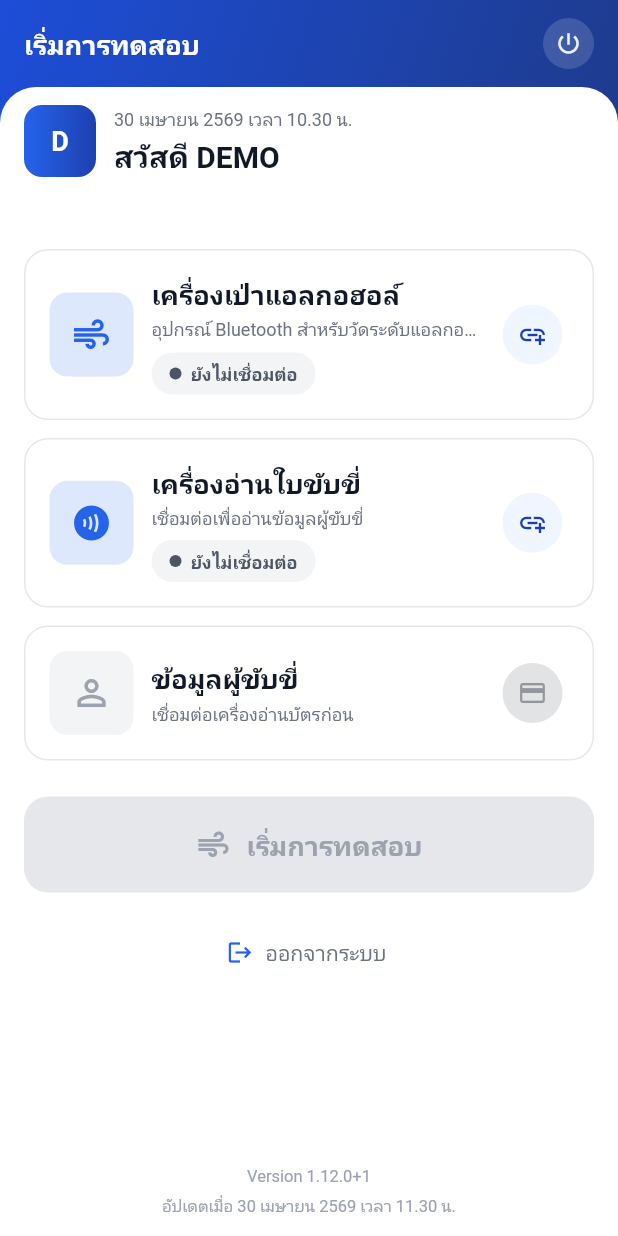
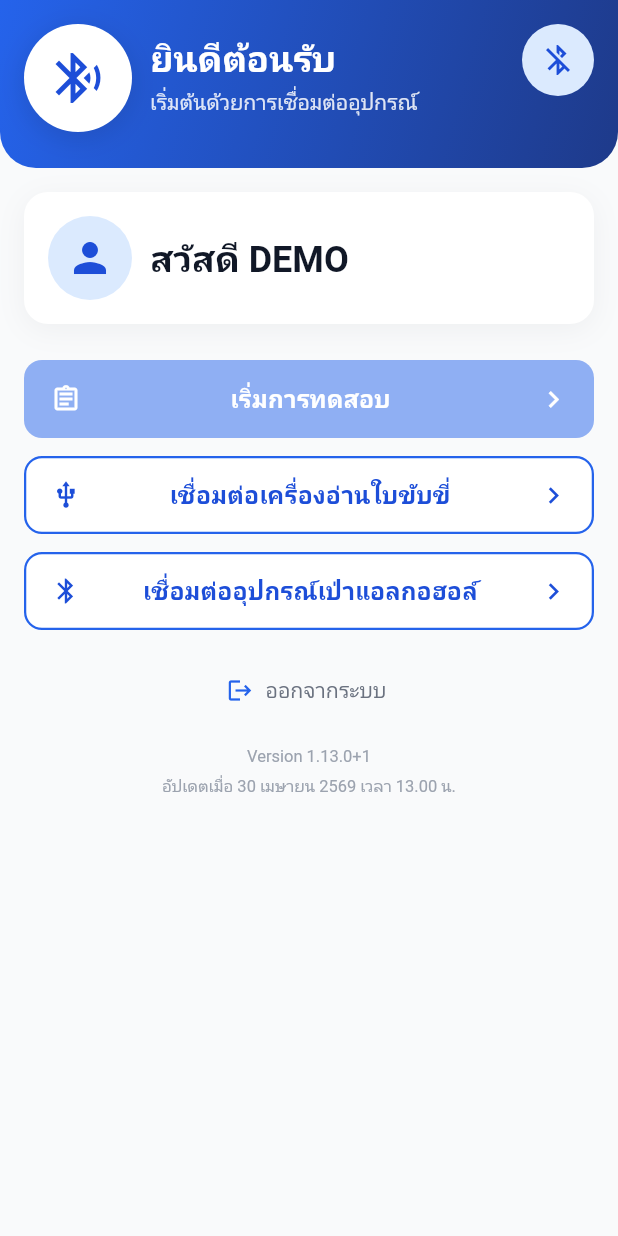
Before and after one commit to izzabellerina/flutter-alcohol-detector, a Flutter app: the HomeScreen screen opened by its route, on a phone screen of 412 x 824 dp. Run offline on Flutter 3.47's test engine with Material 3 defaults, Android fonts, the phone set to English and light mode, and no system bars; drawn by our look-alikes of flutter_animate; our stand-ins replace go_router, google_fonts, package_info_plus, shimmer; Roboto replaces fonts that are missing (Sarabun).

Commit message:
30/04/69 Phase UI-6C - Apply Design to HomeScreen
ยกเครื่อง HomeScreen ตาม Design Update 2026-04-30:

- ใช้ SuccessHeader ที่บนสุด (gradient น้ำเงิน + ไอคอนวงกลม
  + title + subtitle + BluetoothStatusIndicator มุมขวา)
- Header content เปลี่ยน dynamically ตามสถานะ:
  - Driver confirmed + alcohol connected → "พร้อมเริ่มการทดสอบ"
  - มีเครื่องเชื่อมต่อบ้าง → "เชื่อมต่ออุปกรณ์สำเร็จ"
  - ยังไม่มีอะไรเชื่อม → "ยินดีต้อนรับ"
- ใช้ UserCard แทน _DriverCard เดิม
- ปุ่มใช้ AppButton กับ showChevron: true ทั้งหมด:
  - เริ่มการทดสอบ (primary)
  - Card reader action (outlinePrimary, ปรับตาม state)
  - Alcohol device (outlinePrimary/outlineDanger ตาม state)
- ConnectedDeviceCard ใต้ปุ่มเมื่อเชื่อมเครื่องเป่าแล้ว
- คง staggered entrance animations จาก UI-5

หน้าจออื่น (Auth/Test/DriverConfirm) ใช้ palette ใหม่อยู่แล้ว
จาก UI-6A — ไม่ต้องแก้เพิ่ม

บัมป์ pubspec → 1.13.0+1 + อัปเดต versionUpdatedAt
อัปเดต CHANGELOG เป็น 1.13.0

Co-Authored-By: Claude Opus 4.7 (1M context) <noreply@anthropic.com>

```diff
--- a/lib/screens/home/home_screen.dart
+++ b/lib/screens/home/home_screen.dart
@@ -8,14 +8,13 @@ import '../../core/theme/app_colors.dart';
 import '../../core/theme/app_radius.dart';
 import '../../core/theme/app_spacing.dart';
 import '../../core/theme/app_text_styles.dart';
-import '../../models/device_models.dart';
 import '../../routes/app_routes.dart';
 import '../../services/card_reader_service.dart';
-import '../../widgets/common/app_card.dart';
-import '../../widgets/common/app_header.dart';
-import '../../widgets/common/app_scaffold.dart';
-import '../../widgets/common/shimmer_box.dart';
-import '../../widgets/common/status_badge.dart';
+import '../../widgets/common/app_buttons.dart';
+import '../../widgets/common/app_footer.dart';
+import '../../widgets/common/connected_device_card.dart';
+import '../../widgets/common/success_header.dart';
+import '../../widgets/common/user_card.dart';
 
 class HomeScreen extends StatelessWidget {
   const HomeScreen({super.key});
@@ -37,43 +36,95 @@ class HomeScreen extends StatelessWidget {
     final driver = controller.confirmedDriver;
     final cardError = controller.cardReadError;
 
-    return AppScaffold(
-      header: AppHeader(
-        greetingName: 'DEMO',
-        licenseNumber: driver?.maskedLicenseNumber,
-        deviceId: alcohol.device?.id,
-      ),
-      body: Column(
+    final headerState = _resolveHeaderState(
+      alcoholConnected: alcohol.isConnected,
+      cardReaderConnected: cardReader.isConnected,
+      driverConfirmed: driver != null,
+    );
+
+    return Scaffold(
+      backgroundColor: AppColors.surface,
+      body: SafeArea(
+        top: false,
+        child: SingleChildScrollView(
+          padding: EdgeInsets.zero,
+          child: Column(
             crossAxisAlignment: CrossAxisAlignment.stretch,
             children: [
-          const SizedBox(height: AppSpacing.lg),
-          _DeviceCard(
-            title: 'เครื่องเป่าแอลกอฮอล์',
-            description: alcohol.device?.name ?? 'อุปกรณ์ Bluetooth สำหรับวัดระดับแอลกอฮอล์',
-            icon: Icons.air,
-            iconBg: AppColors.primary500,
-            state: alcohol,
+              SuccessHeader(
+                title: headerState.title,
+                subtitle: headerState.subtitle,
+                icon: headerState.icon,
+                iconColor: headerState.iconColor,
+                trailing: BluetoothStatusIndicator(
+                  connected: alcohol.isConnected,
+                ),
+              ),
+              Padding(
+                padding: const EdgeInsets.fromLTRB(
+                  AppSpacing.lg,
+                  AppSpacing.lg,
+                  AppSpacing.lg,
+                  AppSpacing.lg,
+                ),
+                child: Column(
+                  crossAxisAlignment: CrossAxisAlignment.stretch,
+                  children: [
+                    UserCard(
+                      greetingName: 'DEMO',
+                      licenseNumber:
+                          driver?.maskedLicenseNumber,
+                    ).animate().fadeIn(duration: 320.ms).slideY(
+                          begin: 0.08,
+                          curve: Curves.easeOutCubic,
+                        ),
+                    const SizedBox(height: AppSpacing.xl),
+                    AppButton.primary(
+                      label: 'เริ่มการทดสอบ',
+                      icon: Icons.assignment_outlined,
+                      showChevron: true,
+                      onPressed: controller.isReadyForTest
+                          ? () => context.push(AppRoutes.testReady)
+                          : null,
+                    ).animate(delay: 80.ms).fadeIn(duration: 320.ms).slideY(
+                          begin: 0.08,
+                          curve: Curves.easeOutCubic,
+                        ),
+                    const SizedBox(height: AppSpacing.md),
+                    _CardReaderActionButton(
+                      isCardReaderConnected: cardReader.isConnected,
+                      isReadingCard: controller.isReadingCard,
+                      isConnecting: cardReader.isConnecting,
+                      onConnect: controller.connectCardReader,
+                      onDisconnect: controller.disconnectCardReader,
+                      onRead: () => _readCard(context),
+                    ).animate(delay: 160.ms).fadeIn(duration: 320.ms).slideY(
+                          begin: 0.08,
+                          curve: Curves.easeOutCubic,
+                        ),
+                    const SizedBox(height: AppSpacing.md),
+                    _AlcoholDeviceButton(
+                      isConnected: alcohol.isConnected,
+                      isConnecting: alcohol.isConnecting,
                       onConnect: controller.connectAlcoholDevice,
                       onDisconnect: controller.disconnectAlcoholDevice,
-          ).animate().fadeIn(duration: 320.ms).slideY(begin: 0.1, curve: Curves.easeOutCubic),
-          const SizedBox(height: AppSpacing.md),
-          _DeviceCard(
-            title: 'เครื่องอ่านใบขับขี่',
-            description: cardReader.device?.name ?? 'เชื่อมต่อเพื่ออ่านข้อมูลผู้ขับขี่',
-            icon: Icons.contactless,
-            iconBg: AppColors.info600,
-            state: cardReader,
-            onConnect: controller.connectCardReader,
-            onDisconnect: controller.disconnectCardReader,
-          ).animate(delay: 80.ms).fadeIn(duration: 320.ms).slideY(begin: 0.1, curve: Curves.easeOutCubic),
-          const SizedBox(height: AppSpacing.md),
-          _DriverCard(
-            isCardReaderConnected: cardReader.isConnected,
-            isReadingCard: controller.isReadingCard,
-            driver: driver,
-            onReadCard: () => _readCard(context),
-            onResetDriver: controller.rejectDriver,
-          ).animate(delay: 160.ms).fadeIn(duration: 320.ms).slideY(begin: 0.1, curve: Curves.easeOutCubic),
+                    ).animate(delay: 240.ms).fadeIn(duration: 320.ms).slideY(
+                          begin: 0.08,
+                          curve: Curves.easeOutCubic,
+                        ),
+                    if (alcohol.isConnected &&
+                        alcohol.device != null) ...[
+                      const SizedBox(height: AppSpacing.lg),
+                      ConnectedDeviceCard(
+                        deviceId: alcohol.device!.id,
+                        connected: true,
+                      ).animate(delay: 320.ms)
+                          .fadeIn(duration: 320.ms)
+                          .slideY(
+                            begin: 0.08,
+                            curve: Curves.easeOutCubic,
+                          ),
+                    ],
                     if (cardError != null) ...[
                       const SizedBox(height: AppSpacing.md),
                       _CardReadErrorBanner(
@@ -82,13 +133,8 @@ class HomeScreen extends StatelessWidget {
                         onDismiss: controller.clearCardReadError,
                       ),
                     ],
-          const SizedBox(height: AppSpacing.xl),
-          _StartTestButton(
-            enabled: controller.isReadyForTest,
-            onPressed: () => context.push(AppRoutes.testReady),
-          ),
                     if (alcohol.hasError) ...[
-            const SizedBox(height: AppSpacing.lg),
+                      const SizedBox(height: AppSpacing.md),
                       _ErrorBanner(message: alcohol.errorMessage ?? ''),
                     ],
                     const SizedBox(height: AppSpacing.lg),
@@ -104,102 +150,103 @@ class HomeScreen extends StatelessWidget {
                         ),
                       ),
                     ),
+                    const AppFooter(),
                   ],
                 ),
+              ),
+            ],
+          ),
+        ),
+      ),
+    );
+  }
+
+  _HeaderState _resolveHeaderState({
+    required bool alcoholConnected,
+    required bool cardReaderConnected,
+    required bool driverConfirmed,
+  }) {
+    if (driverConfirmed && alcoholConnected) {
+      return const _HeaderState(
+        title: 'พร้อมเริ่มการทดสอบ',
+        subtitle: 'อุปกรณ์ทั้งหมดพร้อมใช้งาน',
+        icon: Icons.check_rounded,
+      );
+    }
+    if (alcoholConnected || cardReaderConnected) {
+      return const _HeaderState(
+        title: 'เชื่อมต่ออุปกรณ์สำเร็จ',
+        subtitle: 'พร้อมใช้งานเครื่องอ่านใบขับขี่',
+        icon: Icons.check_rounded,
+      );
+    }
+    return const _HeaderState(
+      title: 'ยินดีต้อนรับ',
+      subtitle: 'เริ่มต้นด้วยการเชื่อมต่ออุปกรณ์',
+      icon: Icons.bluetooth_searching,
+      iconColor: AppColors.primary600,
     );
   }
 }
 
-class _DeviceCard extends StatelessWidget {
-  const _DeviceCard({
+class _HeaderState {
+  const _HeaderState({
     required this.title,
-    required this.description,
+    required this.subtitle,
     required this.icon,
-    required this.iconBg,
-    required this.state,
-    required this.onConnect,
-    required this.onDisconnect,
+    this.iconColor,
   });
 
   final String title;
-  final String description;
+  final String subtitle;
   final IconData icon;
-  final Color iconBg;
-  final DeviceState state;
+  final Color? iconColor;
+}
+
+/// ปุ่มจัดการเครื่องอ่านใบขับขี่ — เปลี่ยนตาม state:
+/// - ไม่เชื่อมต่อ: เชื่อมต่อ
+/// - เชื่อมต่อแล้ว ยังไม่ยืนยัน driver: รูดใบขับขี่ (primary)
+/// - เชื่อมต่อแล้ว: เลิกเชื่อมต่อเครื่องอ่านใบขับขี่
+class _CardReaderActionButton extends StatelessWidget {
+  const _CardReaderActionButton({
+    required this.isCardReaderConnected,
+    required this.isReadingCard,
+    required this.isConnecting,
+    required this.onConnect,
+    required this.onDisconnect,
+    required this.onRead,
+  });
+
+  final bool isCardReaderConnected;
+  final bool isReadingCard;
+  final bool isConnecting;
   final VoidCallback onConnect;
   final VoidCallback onDisconnect;
-
-  StatusVariant get _variant {
-    if (state.isConnected) return StatusVariant.success;
-    if (state.isConnecting) return StatusVariant.info;
-    if (state.hasError) return StatusVariant.danger;
-    return StatusVariant.neutral;
-  }
-
-  String get _statusLabel {
-    if (state.isConnected) return 'เชื่อมต่อแล้ว';
-    if (state.isConnecting) return 'กำลังเชื่อมต่อ';
-    if (state.hasError) return 'ขัดข้อง';
-    return 'ยังไม่เชื่อมต่อ';
-  }
+  final VoidCallback onRead;
 
   @override
   Widget build(BuildContext context) {
-    return AppCard(
-      child: Row(
-        children: [
-          Container(
-            width: 56,
-            height: 56,
-            decoration: BoxDecoration(
-              color: iconBg.withValues(alpha: state.isConnected ? 1.0 : 0.15),
-              borderRadius: AppRadius.all(AppRadius.md),
-            ),
-            alignment: Alignment.center,
-            child: Icon(
-              icon,
-              size: 28,
-              color: state.isConnected ? Colors.white : iconBg,
-            ),
-          ),
-          const SizedBox(width: AppSpacing.md),
-          Expanded(
-            child: Column(
-              crossAxisAlignment: CrossAxisAlignment.start,
-              children: [
-                Text(title, style: AppTextStyles.headingSmall),
-                const SizedBox(height: 2),
-                if (state.isConnecting)
-                  const ShimmerBox(width: 140, height: 12)
-                else
-                  Text(
-                    state.device?.id ?? description,
-                    style: AppTextStyles.bodySmall.copyWith(
-                      color: AppColors.textSecondary,
-                    ),
-                    maxLines: 1,
-                    overflow: TextOverflow.ellipsis,
-                  ),
-                const SizedBox(height: AppSpacing.xs + 2),
-                StatusBadge(label: _statusLabel, variant: _variant),
-              ],
-            ),
-          ),
-          const SizedBox(width: AppSpacing.sm),
-          _ConnectAction(
-            isConnected: state.isConnected,
-            isConnecting: state.isConnecting,
-            onConnect: onConnect,
-            onDisconnect: onDisconnect,
-          ),
-        ],
-      ),
+    if (!isCardReaderConnected) {
+      return AppButton.outlinePrimary(
+        label: isConnecting ? 'กำลังเชื่อมต่อ...' : 'เชื่อมต่อเครื่องอ่านใบขับขี่',
+        icon: Icons.usb,
+        showChevron: !isConnecting,
+        isLoading: isConnecting,
+        onPressed: isConnecting ? null : onConnect,
+      );
+    }
+    return AppButton.outlinePrimary(
+      label: isReadingCard ? 'กำลังอ่านบัตร...' : 'ดึงข้อมูลเครื่องอ่านใบขับขี่',
+      icon: Icons.download_rounded,
+      showChevron: !isReadingCard,
+      isLoading: isReadingCard,
+      onPressed: isReadingCard ? null : onRead,
     );
   }
 }
 
-class _ConnectAction extends StatelessWidget {
-  const _ConnectAction({
+class _AlcoholDeviceButton extends StatelessWidget {
+  const _AlcoholDeviceButton({
     required this.isConnected,
     required this.isConnecting,
     required this.onConnect,
@@ -213,268 +260,20 @@ class _ConnectAction extends StatelessWidget {
 
   @override
   Widget build(BuildContext context) {
-    if (isConnecting) {
-      return const SizedBox(
-        width: 36,
-        height: 36,
-        child: Center(
-          child: SizedBox(
-            width: 20,
-            height: 20,
-            child: CircularProgressIndicator(strokeWidth: 2),
-          ),
-        ),
+    if (isConnected) {
+      return AppButton.outlineDanger(
+        label: 'เลิกเชื่อมต่ออุปกรณ์',
+        icon: Icons.bluetooth_disabled,
+        showChevron: true,
+        onPressed: onDisconnect,
       );
     }
-    if (isConnected) {
-      return IconButton.filledTonal(
-        onPressed: onDisconnect,
-        icon: const Icon(Icons.link_off, size: 20),
-        color: AppColors.danger600,
-        tooltip: 'ตัดการเชื่อมต่อ',
-        style: IconButton.styleFrom(
-          backgroundColor: AppColors.danger50,
-        ),
-      );
-    }
-    return IconButton.filledTonal(
-      onPressed: onConnect,
-      icon: const Icon(Icons.add_link, size: 20),
-      color: AppColors.primary700,
-      tooltip: 'เชื่อมต่อ',
-      style: IconButton.styleFrom(
-        backgroundColor: AppColors.primary50,
-      ),
-    );
-  }
-}
-
-class _DriverCard extends StatelessWidget {
-  const _DriverCard({
-    required this.isCardReaderConnected,
-    required this.isReadingCard,
-    required this.driver,
-    required this.onReadCard,
-    required this.onResetDriver,
-  });
-
-  final bool isCardReaderConnected;
-  final bool isReadingCard;
-  final DriverInfo? driver;
-  final VoidCallback onReadCard;
-  final VoidCallback onResetDriver;
-
-  @override
-  Widget build(BuildContext context) {
-    if (driver != null) {
-      return AppCard(
-        child: Row(
-          children: [
-            _DriverAvatar(name: driver!.fullName),
-            const SizedBox(width: AppSpacing.md),
-            Expanded(
-              child: Column(
-                crossAxisAlignment: CrossAxisAlignment.start,
-                children: [
-                  Text(driver!.fullName, style: AppTextStyles.headingSmall),
-                  const SizedBox(height: 2),
-                  Text(
-                    'ใบขับขี่ ${driver!.maskedLicenseNumber}',
-                    style: AppTextStyles.bodySmall,
-                  ),
-                  const SizedBox(height: AppSpacing.xs + 2),
-                  const StatusBadge(
-                    label: 'ยืนยันแล้ว',
-                    variant: StatusVariant.success,
-                    icon: Icons.check,
-                  ),
-                ],
-              ),
-            ),
-            IconButton.filledTonal(
-              onPressed: onResetDriver,
-              icon: const Icon(Icons.swap_horiz, size: 20),
-              tooltip: 'รูดบัตรใหม่',
-              style: IconButton.styleFrom(
-                backgroundColor: AppColors.surfaceVariant,
-              ),
-            ),
-          ],
-        ),
-      );
-    }
-
-    final canRead = isCardReaderConnected && !isReadingCard;
-    return AppCard(
-      child: Row(
-        children: [
-          Container(
-            width: 56,
-            height: 56,
-            decoration: BoxDecoration(
-              color: AppColors.surfaceVariant,
-              borderRadius: AppRadius.all(AppRadius.md),
-            ),
-            alignment: Alignment.center,
-            child: Icon(
-              Icons.person_outline,
-              size: 28,
-              color: AppColors.textMuted,
-            ),
-          ),
-          const SizedBox(width: AppSpacing.md),
-          Expanded(
-            child: Column(
-              crossAxisAlignment: CrossAxisAlignment.start,
-              children: [
-                Text(
-                  'ข้อมูลผู้ขับขี่',
-                  style: AppTextStyles.headingSmall,
-                ),
-                const SizedBox(height: 2),
-                Text(
-                  isCardReaderConnected
-                      ? 'พร้อมรูดใบขับขี่'
-                      : 'เชื่อมต่อเครื่องอ่านบัตรก่อน',
-                  style: AppTextStyles.bodySmall.copyWith(
-                    color: AppColors.textSecondary,
-                  ),
-                ),
-              ],
-            ),
-          ),
-          const SizedBox(width: AppSpacing.sm),
-          if (isReadingCard)
-            const SizedBox(
-              width: 36,
-              height: 36,
-              child: Center(
-                child: SizedBox(
-                  width: 20,
-                  height: 20,
-                  child: CircularProgressIndicator(strokeWidth: 2),
-                ),
-              ),
-            )
-          else
-            IconButton.filledTonal(
-              onPressed: canRead ? onReadCard : null,
-              icon: const Icon(Icons.credit_card, size: 20),
-              tooltip: 'รูดใบขับขี่',
-              style: IconButton.styleFrom(
-                backgroundColor: canRead
-                    ? AppColors.primary50
-                    : AppColors.neutral100,
-                foregroundColor: canRead
-                    ? AppColors.primary700
-                    : AppColors.neutral400,
-              ),
-            ),
-        ],
-      ),
-    );
-  }
-}
-
-class _DriverAvatar extends StatelessWidget {
-  const _DriverAvatar({required this.name});
-
-  final String name;
-
-  String _initials() {
-    final parts = name.trim().split(RegExp(r'\s+'));
-    if (parts.isEmpty) return '?';
-    if (parts.length == 1) {
-      return parts.first.characters.take(1).toString().toUpperCase();
-    }
-    return ('${parts.first.characters.take(1)}'
-            '${parts.last.characters.take(1)}')
-        .toUpperCase();
-  }
-
-  @override
-  Widget build(BuildContext context) {
-    return Container(
-      width: 56,
-      height: 56,
-      decoration: BoxDecoration(
-        gradient: const LinearGradient(
-          colors: [AppColors.primary500, AppColors.primary700],
-        ),
-        borderRadius: AppRadius.all(AppRadius.md),
-      ),
-      alignment: Alignment.center,
-      child: Text(
-        _initials(),
-        style: AppTextStyles.headingMedium.copyWith(
-          color: AppColors.textOnPrimary,
-        ),
-      ),
-    );
-  }
-}
-
-class _StartTestButton extends StatelessWidget {
-  const _StartTestButton({required this.enabled, required this.onPressed});
-
-  final bool enabled;
-  final VoidCallback? onPressed;
-
-  @override
-  Widget build(BuildContext context) {
-    return SizedBox(
-      width: double.infinity,
-      height: 64,
-      child: DecoratedBox(
-        decoration: BoxDecoration(
-          gradient: enabled
-              ? const LinearGradient(
-                  colors: [AppColors.primary500, AppColors.primary700],
-                )
-              : null,
-          color: enabled ? null : AppColors.neutral200,
-          borderRadius: AppRadius.all(AppRadius.lg),
-          boxShadow: enabled
-              ? [
-                  BoxShadow(
-                    color: AppColors.primary500.withValues(alpha: 0.3),
-                    blurRadius: 20,
-                    offset: const Offset(0, 8),
-                  ),
-                ]
-              : null,
-        ),
-        child: Material(
-          color: Colors.transparent,
-          child: InkWell(
-            borderRadius: AppRadius.all(AppRadius.lg),
-            onTap: enabled ? onPressed : null,
-            child: Center(
-              child: Row(
-                mainAxisSize: MainAxisSize.min,
-                children: [
-                  Icon(
-                    Icons.air,
-                    color: enabled
-                        ? AppColors.textOnPrimary
-                        : AppColors.textMuted,
-                    size: 24,
-                  ),
-                  const SizedBox(width: AppSpacing.sm + 2),
-                  Text(
-                    'เริ่มการทดสอบ',
-                    style: AppTextStyles.headingSmall.copyWith(
-                      color: enabled
-                          ? AppColors.textOnPrimary
-                          : AppColors.textMuted,
-                    ),
-                  ),
-                ],
-              ),
-            ),
-          ),
-        ),
-      ),
+    return AppButton.outlinePrimary(
+      label: isConnecting ? 'กำลังเชื่อมต่อ...' : 'เชื่อมต่ออุปกรณ์เป่าแอลกอฮอล์',
+      icon: Icons.bluetooth,
+      showChevron: !isConnecting,
+      isLoading: isConnecting,
+      onPressed: isConnecting ? null : onConnect,
     );
   }
 }
--- a/lib/services/app_info.dart
+++ b/lib/services/app_info.dart
@@ -2,7 +2,7 @@ import 'package:package_info_plus/package_info_plus.dart';
 
 /// **อัปเดตค่านี้ทุกครั้งที่บัมป์ `version` ใน `pubspec.yaml`**
 /// ใช้แสดง "อัปเดตเมื่อ ..." ใน footer ของแอป
-final DateTime _versionUpdatedAt = DateTime(2026, 4, 30, 11, 30);
+final DateTime _versionUpdatedAt = DateTime(2026, 4, 30, 13, 0);
 
 class AppInfo {
   const AppInfo({
--- a/pubspec.yaml
+++ b/pubspec.yaml
@@ -16,7 +16,7 @@ publish_to: 'none' # Remove this line if you wish to publish to pub.dev
 # https://developer.apple.com/library/archive/documentation/General/Reference/InfoPlistKeyReference/Articles/CoreFoundationKeys.html
 # In Windows, build-name is used as the major, minor, and patch parts
 # of the product and file versions while build-number is used as the build suffix.
-version: 1.12.0+1
+version: 1.13.0+1
 
 environment:
   sdk: ^3.9.2
```
Also changed, not shown: 1 other file. Lines whose indentation alone changed are shown as unchanged.
